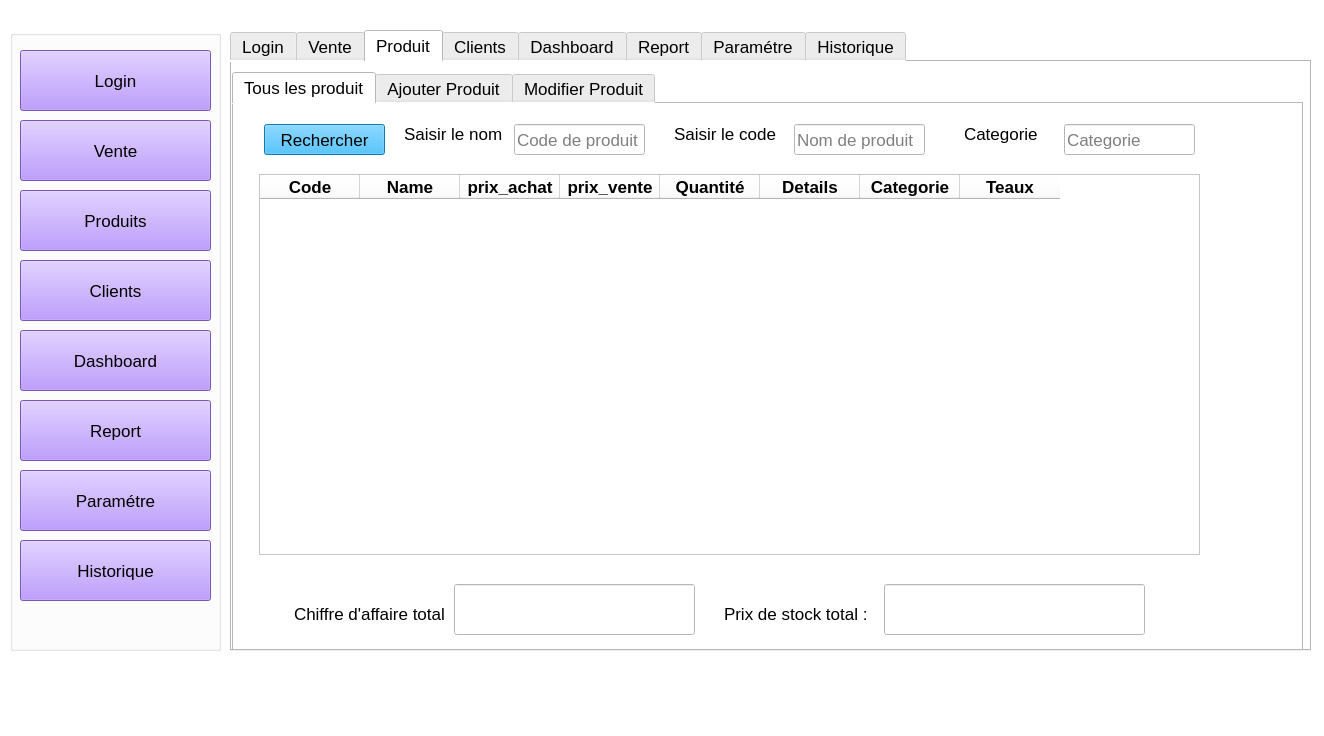
majidBOUZAR/Market-Management-PyQt5-MySQL, file des_v2.ui: the form before one commit.
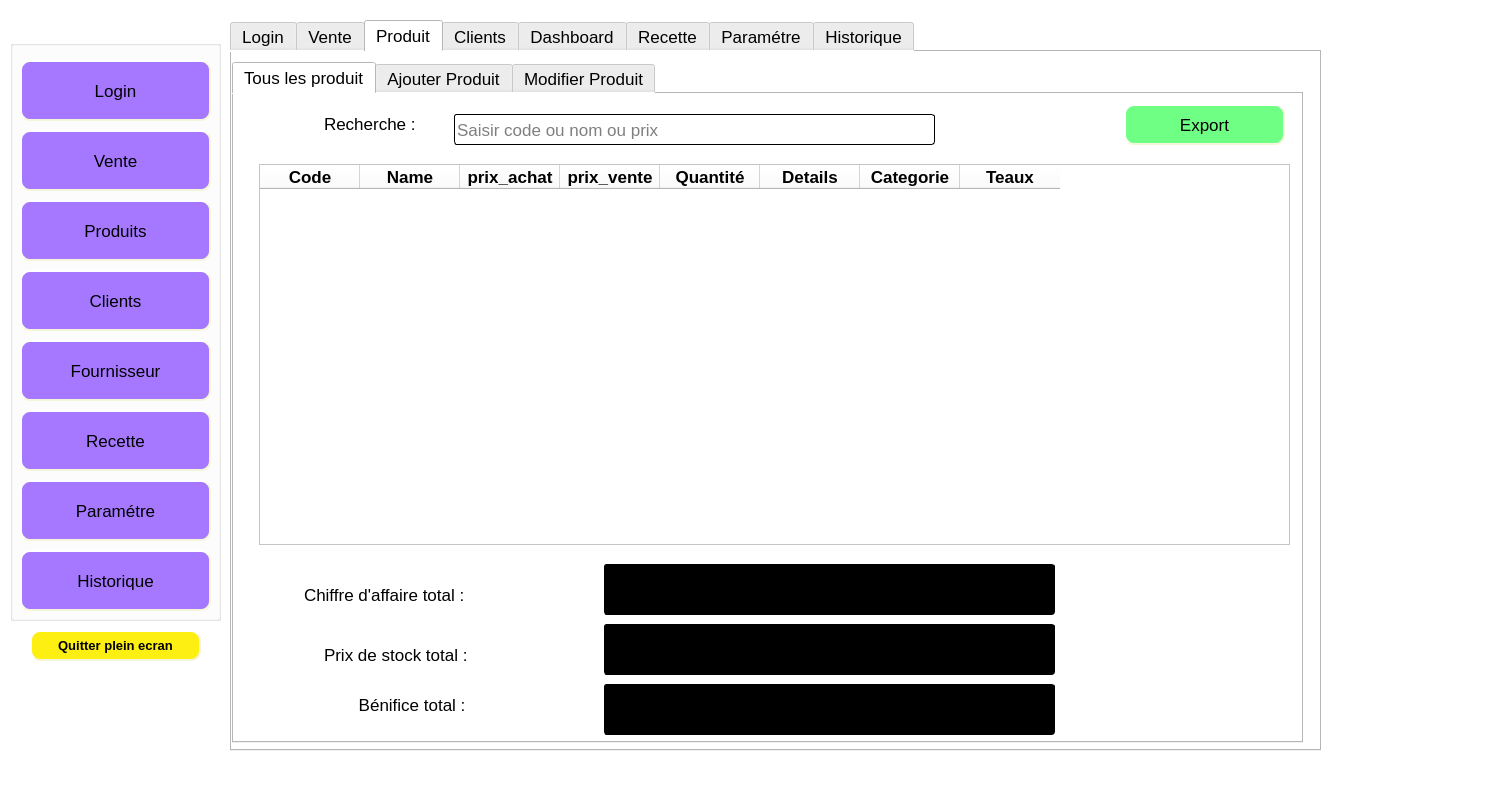
The form after the commit. The open tabs and pages were chosen to show the change. Icons and pictures are not drawn. Custom widgets are drawn as their Qt base class.

The edit to the form file:
```diff
--- a/des_v2.ui
+++ b/des_v2.ui
@@ -6,8 +6,8 @@
    <rect>
     <x>0</x>
     <y>0</y>
-    <width>1324</width>
-    <height>736</height>
+    <width>1512</width>
+    <height>810</height>
    </rect>
   </property>
   <property name="font">
@@ -26,9 +26,9 @@
     <property name="geometry">
      <rect>
       <x>230</x>
-      <y>30</y>
-      <width>1081</width>
-      <height>621</height>
+      <y>20</y>
+      <width>1091</width>
+      <height>731</height>
      </rect>
     </property>
     <property name="font">
@@ -581,22 +581,15 @@
       <property name="text">
        <string>+</string>
       </property>
-     </widget>
-     <widget class="QPushButton" name="pushButton_33">
-      <property name="geometry">
-       <rect>
-        <x>490</x>
-        <y>72</y>
-        <width>41</width>
-        <height>31</height>
-       </rect>
+      <property name="icon">
+       <iconset resource="iconne.qrc">
+        <normaloff>:/icone/barre.png</normaloff>:/icone/barre.png</iconset>
       </property>
-      <property name="styleSheet">
-       <string notr="true">background-color: rgb(19, 173, 255);
-</string>
-      </property>
-      <property name="text">
-       <string>-</string>
+      <property name="iconSize">
+       <size>
+        <width>22</width>
+        <height>22</height>
+       </size>
       </property>
      </widget>
      <widget class="QPushButton" name="pushButton_34">
@@ -685,7 +678,7 @@
         <x>0</x>
         <y>10</y>
         <width>1071</width>
-        <height>581</height>
+        <height>681</height>
        </rect>
       </property>
       <property name="font">
@@ -703,9 +696,9 @@
        <widget class="QLineEdit" name="lineEdit_2">
         <property name="geometry">
          <rect>
-          <x>280</x>
+          <x>220</x>
           <y>20</y>
-          <width>131</width>
+          <width>481</width>
           <height>31</height>
          </rect>
         </property>
@@ -714,16 +707,21 @@
           <pointsize>13</pointsize>
          </font>
         </property>
+        <property name="styleSheet">
+         <string notr="true">border-style: outset;
+border-width: 1px;
+border-radius: 3px;</string>
+        </property>
         <property name="placeholderText">
-         <string>Code de produit</string>
+         <string>Saisir code ou nom ou prix </string>
         </property>
        </widget>
        <widget class="QLabel" name="label_2">
         <property name="geometry">
          <rect>
-          <x>170</x>
+          <x>90</x>
           <y>20</y>
-          <width>101</width>
+          <width>111</width>
           <height>20</height>
          </rect>
         </property>
@@ -733,33 +731,7 @@
          </font>
         </property>
         <property name="text">
-         <string>Saisir le nom</string>
-        </property>
-       </widget>
-       <widget class="QPushButton" name="pushButton_8">
-        <property name="geometry">
-         <rect>
-          <x>30</x>
-          <y>20</y>
-          <width>121</width>
-          <height>31</height>
-         </rect>
-        </property>
-        <property name="font">
-         <font>
-          <pointsize>13</pointsize>
-         </font>
-        </property>
-        <property name="styleSheet">
-         <string notr="true">background-color: rgb(19, 173, 255);
-</string>
-        </property>
-        <property name="text">
-         <string>Rechercher</string>
-        </property>
-        <property name="icon">
-         <iconset resource="iconne.qrc">
-          <normaloff>:/icone/searche.png</normaloff>:/icone/searche.png</iconset>
+         <string>Recherche :</string>
         </property>
        </widget>
        <widget class="QTableWidget" name="tableWidget_2">
@@ -770,7 +742,7 @@
          <rect>
           <x>25</x>
           <y>70</y>
-          <width>941</width>
+          <width>1031</width>
           <height>381</height>
          </rect>
         </property>
@@ -825,97 +797,31 @@
          </property>
         </column>
        </widget>
-       <widget class="QLineEdit" name="lineEdit_5">
-        <property name="geometry">
-         <rect>
-          <x>560</x>
-          <y>20</y>
-          <width>131</width>
-          <height>31</height>
-         </rect>
-        </property>
-        <property name="font">
-         <font>
-          <pointsize>13</pointsize>
-         </font>
-        </property>
-        <property name="placeholderText">
-         <string>Nom de produit</string>
-        </property>
-       </widget>
-       <widget class="QLabel" name="label_29">
-        <property name="geometry">
-         <rect>
-          <x>440</x>
-          <y>20</y>
-          <width>111</width>
-          <height>20</height>
-         </rect>
-        </property>
-        <property name="font">
-         <font>
-          <pointsize>13</pointsize>
-         </font>
-        </property>
-        <property name="text">
-         <string>Saisir le code</string>
-        </property>
-       </widget>
-       <widget class="QLabel" name="label_40">
-        <property name="geometry">
-         <rect>
-          <x>730</x>
-          <y>20</y>
-          <width>81</width>
-          <height>20</height>
-         </rect>
-        </property>
-        <property name="font">
-         <font>
-          <pointsize>13</pointsize>
-         </font>
-        </property>
-        <property name="text">
-         <string>Categorie</string>
-        </property>
-       </widget>
-       <widget class="QLineEdit" name="lineEdit_8">
-        <property name="geometry">
-         <rect>
-          <x>830</x>
-          <y>20</y>
-          <width>131</width>
-          <height>31</height>
-         </rect>
-        </property>
-        <property name="font">
-         <font>
-          <pointsize>13</pointsize>
-         </font>
-        </property>
-        <property name="placeholderText">
-         <string>Categorie</string>
-        </property>
-       </widget>
        <widget class="QLineEdit" name="lineEdit_70">
         <property name="enabled">
          <bool>false</bool>
         </property>
         <property name="geometry">
          <rect>
-          <x>650</x>
-          <y>480</y>
-          <width>261</width>
+          <x>370</x>
+          <y>530</y>
+          <width>451</width>
           <height>51</height>
          </rect>
         </property>
         <property name="font">
          <font>
           <pointsize>40</pointsize>
+          <weight>75</weight>
+          <bold>true</bold>
          </font>
         </property>
         <property name="styleSheet">
-         <string notr="true">color: rgb(255, 0, 0);</string>
+         <string notr="true">color: rgb(255, 0, 0);
+background-color: rgb(0, 0, 0);
+border-style: outset;
+border-width: 1px;
+border-radius: 3px;</string>
         </property>
         <property name="placeholderText">
          <string/>
@@ -927,19 +833,25 @@
         </property>
         <property name="geometry">
          <rect>
-          <x>220</x>
-          <y>480</y>
-          <width>241</width>
+          <x>370</x>
+          <y>470</y>
+          <width>451</width>
           <height>51</height>
          </rect>
         </property>
         <property name="font">
          <font>
           <pointsize>40</pointsize>
+          <weight>75</weight>
+          <bold>true</bold>
          </font>
         </property>
         <property name="styleSheet">
-         <string notr="true">color: rgb(255, 0, 0);</string>
+         <string notr="true">color: rgb(255, 0, 0);
+background-color: rgb(0, 0, 0);
+border-style: outset;
+border-width: 1px;
+border-radius: 3px;</string>
         </property>
         <property name="placeholderText">
          <string/>
@@ -948,10 +860,10 @@
        <widget class="QLabel" name="label_43">
         <property name="geometry">
          <rect>
-          <x>490</x>
-          <y>500</y>
+          <x>90</x>
+          <y>540</y>
           <width>151</width>
-          <height>20</height>
+          <height>41</height>
          </rect>
         </property>
         <property name="font">
@@ -966,10 +878,10 @@
        <widget class="QLabel" name="label_42">
         <property name="geometry">
          <rect>
-          <x>60</x>
-          <y>500</y>
-          <width>151</width>
-          <height>20</height>
+          <x>70</x>
+          <y>480</y>
+          <width>171</width>
+          <height>41</height>
          </rect>
         </property>
         <property name="font">
@@ -981,6 +893,100 @@
          <string>Chiffre d'affaire total :</string>
         </property>
        </widget>
+       <widget class="QLineEdit" name="lineEdit_71">
+        <property name="enabled">
+         <bool>false</bool>
+        </property>
+        <property name="geometry">
+         <rect>
+          <x>370</x>
+          <y>590</y>
+          <width>451</width>
+          <height>51</height>
+         </rect>
+        </property>
+        <property name="font">
+         <font>
+          <pointsize>40</pointsize>
+          <weight>75</weight>
+          <bold>true</bold>
+         </font>
+        </property>
+        <property name="styleSheet">
+         <string notr="true">color: rgb(255, 0, 0);
+background-color: rgb(0, 0, 0);
+border-style: outset;
+border-width: 1px;
+border-radius: 3px;</string>
+        </property>
+        <property name="placeholderText">
+         <string/>
+        </property>
+       </widget>
+       <widget class="QLabel" name="label_46">
+        <property name="geometry">
+         <rect>
+          <x>120</x>
+          <y>590</y>
+          <width>131</width>
+          <height>41</height>
+         </rect>
+        </property>
+        <property name="font">
+         <font>
+          <pointsize>13</pointsize>
+         </font>
+        </property>
+        <property name="text">
+         <string> Bénifice total :</string>
+        </property>
+       </widget>
+       <widget class="QPushButton" name="pushButton_33">
+        <property name="geometry">
+         <rect>
+          <x>890</x>
+          <y>10</y>
+          <width>161</width>
+          <height>41</height>
+         </rect>
+        </property>
+        <property name="font">
+         <font>
+          <pointsize>13</pointsize>
+         </font>
+        </property>
+        <property name="styleSheet">
+         <string notr="true">QPushButton{
+background-color: rgb(112, 255, 133);
+border-style: outset;
+border-width: 2px;
+border-radius: 10px;
+border-color: beige;
+min-width: 10em;
+padding: 6px;
+
+}
+QPushButton:hover:!pressed
+{
+
+	
+	background-color: rgb(55, 217, 109);
+}</string>
+        </property>
+        <property name="text">
+         <string>Export</string>
+        </property>
+        <property name="icon">
+         <iconset resource="iconne.qrc">
+          <normaloff>:/icone/imprimer.png</normaloff>:/icone/imprimer.png</iconset>
+        </property>
+        <property name="iconSize">
+         <size>
+          <width>22</width>
+          <height>22</height>
+         </size>
+        </property>
+       </widget>
       </widget>
       <widget class="QWidget" name="tab_9">
        <attribute name="title">
@@ -2380,7 +2386,7 @@
     </widget>
     <widget class="QWidget" name="tab_5">
      <attribute name="title">
-      <string>Report</string>
+      <string>Recette</string>
      </attribute>
      <widget class="QTabWidget" name="tabWidget_4">
       <property name="geometry">
@@ -4001,9 +4007,9 @@
     <property name="geometry">
      <rect>
       <x>10</x>
-      <y>30</y>
+      <y>40</y>
       <width>211</width>
-      <height>621</height>
+      <height>581</height>
      </rect>
     </property>
     <property name="font">
@@ -4033,7 +4039,19 @@
       </font>
      </property>
      <property name="styleSheet">
-      <string notr="true">background-color: rgb(165, 120, 255);</string>
+      <string notr="true">QPushButton{
+background-color: rgb(165, 120, 255);
+border-style: outset;
+border-width: 2px;
+border-radius: 10px;
+border-color: beige;
+min-width: 10em;
+padding: 6px;
+}
+QPushButton:hover:!pressed
+{
+background-color: rgb(170, 170, 255);
+}</string>
      </property>
      <property name="text">
       <string>Historique</string>
@@ -4068,7 +4086,19 @@
       </font>
      </property>
      <property name="styleSheet">
-      <string notr="true">background-color: rgb(165, 120, 255);</string>
+      <string notr="true">QPushButton{
+background-color: rgb(165, 120, 255);
+border-style: outset;
+border-width: 2px;
+border-radius: 10px;
+border-color: beige;
+min-width: 10em;
+padding: 6px;
+}
+QPushButton:hover:!pressed
+{
+background-color: rgb(170, 170, 255);
+}</string>
      </property>
      <property name="text">
       <string>Login</string>
@@ -4103,7 +4133,19 @@
       </font>
      </property>
      <property name="styleSheet">
-      <string notr="true">background-color: rgb(165, 120, 255);</string>
+      <string notr="true">QPushButton{
+background-color: rgb(165, 120, 255);
+border-style: outset;
+border-width: 2px;
+border-radius: 10px;
+border-color: beige;
+min-width: 10em;
+padding: 6px;
+}
+QPushButton:hover:!pressed
+{
+background-color: rgb(170, 170, 255);
+}</string>
      </property>
      <property name="text">
       <string>Paramétre</string>
@@ -4138,7 +4180,20 @@
       </font>
      </property>
      <property name="styleSheet">
-      <string notr="true">background-color: rgb(165, 120, 255);</string>
+      <string notr="true">QPushButton{
+background-color: rgb(165, 120, 255);
+border-style: outset;
+border-width: 2px;
+border-radius: 10px;
+border-color: beige;
+min-width: 10em;
+padding: 6px;
+}
+QPushButton:hover:!pressed
+{
+background-color: rgb(170, 170, 255);
+}
+</string>
      </property>
      <property name="text">
       <string>Produits</string>
@@ -4173,10 +4228,22 @@
       </font>
      </property>
      <property name="styleSheet">
-      <string notr="true">background-color: rgb(165, 120, 255);</string>
+      <string notr="true">QPushButton{
+background-color: rgb(165, 120, 255);
+border-style: outset;
+border-width: 2px;
+border-radius: 10px;
+border-color: beige;
+min-width: 10em;
+padding: 6px;
+}
+QPushButton:hover:!pressed
+{
+background-color: rgb(170, 170, 255);
+}</string>
      </property>
      <property name="text">
-      <string>Report</string>
+      <string>Recette</string>
      </property>
      <property name="icon">
       <iconset resource="iconne.qrc">
@@ -4208,7 +4275,19 @@
       </font>
      </property>
      <property name="styleSheet">
-      <string notr="true">background-color: rgb(165, 120, 255);</string>
+      <string notr="true">QPushButton{
+background-color: rgb(165, 120, 255);
+border-style: outset;
+border-width: 2px;
+border-radius: 10px;
+border-color: beige;
+min-width: 10em;
+padding: 6px;
+}
+QPushButton:hover:!pressed
+{
+background-color: rgb(170, 170, 255);
+}</string>
      </property>
      <property name="text">
       <string>Vente</string>
@@ -4243,10 +4322,22 @@
       </font>
      </property>
      <property name="styleSheet">
-      <string notr="true">background-color: rgb(165, 120, 255);</string>
+      <string notr="true">QPushButton{
+background-color: rgb(165, 120, 255);
+border-style: outset;
+border-width: 2px;
+border-radius: 10px;
+border-color: beige;
+min-width: 10em;
+padding: 6px;
+}
+QPushButton:hover:!pressed
+{
+background-color: rgb(170, 170, 255);
+}</string>
      </property>
      <property name="text">
-      <string>Dashboard</string>
+      <string>Fournisseur</string>
      </property>
      <property name="icon">
       <iconset resource="iconne.qrc">
@@ -4278,7 +4369,19 @@
       </font>
      </property>
      <property name="styleSheet">
-      <string notr="true">background-color: rgb(165, 120, 255);</string>
+      <string notr="true">QPushButton{
+background-color: rgb(165, 120, 255);
+border-style: outset;
+border-width: 2px;
+border-radius: 10px;
+border-color: beige;
+min-width: 10em;
+padding: 6px;
+}
+QPushButton:hover:!pressed
+{
+background-color: rgb(170, 170, 255);
+}</string>
      </property>
      <property name="text">
       <string>Clients</string>
@@ -4295,6 +4398,42 @@
      </property>
     </widget>
    </widget>
+   <widget class="QPushButton" name="pushButton_45">
+    <property name="geometry">
+     <rect>
+      <x>30</x>
+      <y>630</y>
+      <width>171</width>
+      <height>31</height>
+     </rect>
+    </property>
+    <property name="font">
+     <font>
+      <pointsize>10</pointsize>
+      <weight>75</weight>
+      <bold>true</bold>
+     </font>
+    </property>
+    <property name="styleSheet">
+     <string notr="true">QPushButton{
+
+	background-color: rgb(254, 239, 19);
+border-style: outset;
+border-width: 2px;
+border-radius: 10px;
+border-color: beige;
+min-width: 1em;
+padding: 6px;
+}
+QPushButton:hover:!pressed
+{
+background-color: rgb(255, 239, 7);
+}</string>
+    </property>
+    <property name="text">
+     <string>Quitter plein ecran</string>
+    </property>
+   </widget>
   </widget>
   <widget class="QMenuBar" name="menubar">
    <property name="geometry">
@@ -4308,6 +4447,14 @@
   </widget>
   <widget class="QStatusBar" name="statusbar"/>
  </widget>
+ <customwidgets>
+  <customwidget>
+   <class>PlotWidget</class>
+   <extends>QWidget</extends>
+   <header>pyqtgraph</header>
+   <container>1</container>
+  </customwidget>
+ </customwidgets>
  <resources>
   <include location="iconne.qrc"/>
  </resources>
```
Left out of the diff: 1270 changed lines with no effect on the pictures.
